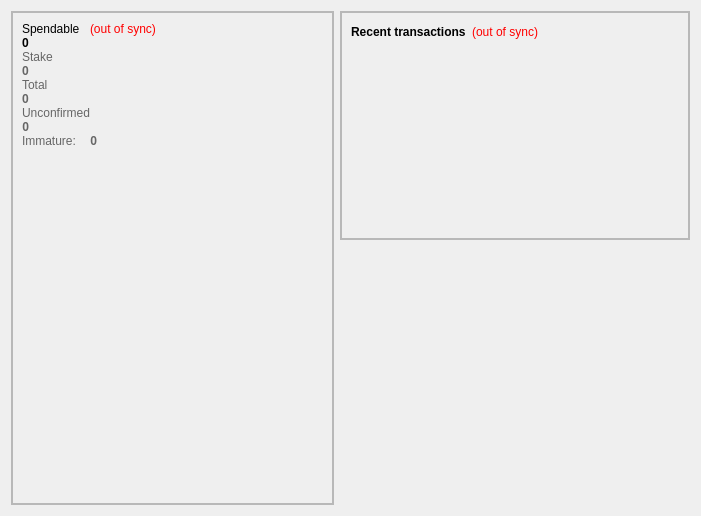
First picture: the form in src/qt/forms/overviewpage.ui, repository ultra-pool/g3nstake, before the edit.
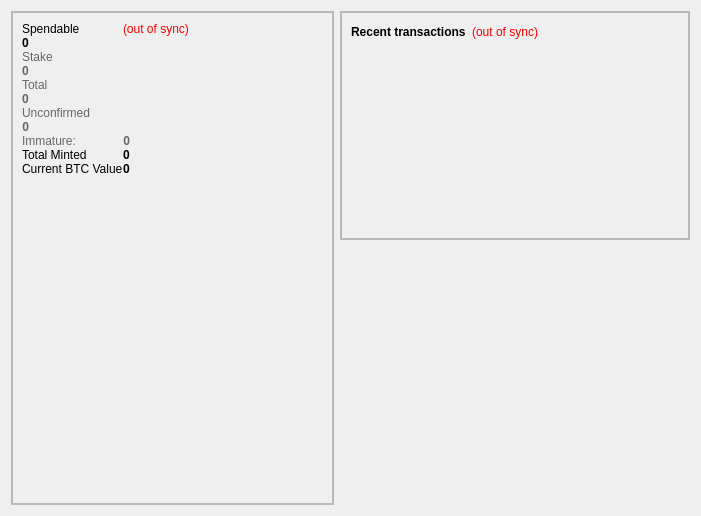
Second picture: the form after the edit. Icons and pictures are not drawn.

Commit message: add Btc Balance and Total Minted to Overviewpage

```diff
--- a/src/qt/forms/overviewpage.ui
+++ b/src/qt/forms/overviewpage.ui
@@ -562,7 +562,7 @@
                </property>
               </widget>
              </item>
-             <item row="20" column="0">
+             <item row="22" column="0">
               <spacer name="verticalSpacer_4">
                <property name="orientation">
                 <enum>Qt::Vertical</enum>
@@ -575,6 +575,46 @@
                </property>
               </spacer>
              </item>
+             <item row="21" column="0">
+              <widget class="QLabel" name="labelBtcValueText">
+               <property name="text">
+                <string>Current BTC Value</string>
+               </property>
+              </widget>
+             </item>
+             <item row="21" column="1">
+              <widget class="QLabel" name="labelBtcValue">
+               <property name="font">
+                <font>
+                 <weight>75</weight>
+                 <bold>true</bold>
+                </font>
+               </property>
+               <property name="text">
+                <string>0</string>
+               </property>
+              </widget>
+             </item>
+             <item row="20" column="0">
+              <widget class="QLabel" name="labelTotalMintedText">
+               <property name="text">
+                <string>Total Minted</string>
+               </property>
+              </widget>
+             </item>
+             <item row="20" column="1">
+              <widget class="QLabel" name="labelTotalMinted">
+               <property name="font">
+                <font>
+                 <weight>75</weight>
+                 <bold>true</bold>
+                </font>
+               </property>
+               <property name="text">
+                <string>0</string>
+               </property>
+              </widget>
+             </item>
             </layout>
            </item>
            <item>
```
The commit also changes 6 other files.
